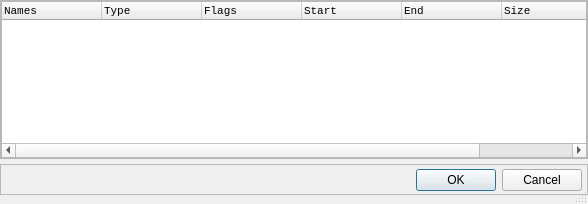
Qt form IDA_SegmentSelect/Lib/SegmentDialog.ui (icedream2linxi/ida-support-library) before a commit.
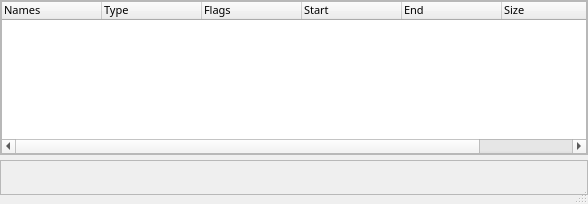
The same form after that commit.

```diff
--- a/IDA_SegmentSelect/Lib/SegmentDialog.ui
+++ b/IDA_SegmentSelect/Lib/SegmentDialog.ui
@@ -110,7 +110,7 @@
         </property>
         <property name="font">
          <font>
-          <family>Lucida Console</family>
+          <family>Noto Sans</family>
           <pointsize>8</pointsize>
          </font>
         </property>
@@ -314,11 +314,29 @@
           <verstretch>0</verstretch>
          </sizepolicy>
         </property>
+        <property name="minimumSize">
+         <size>
+          <width>0</width>
+          <height>26</height>
+         </size>
+        </property>
+        <property name="maximumSize">
+         <size>
+          <width>16777215</width>
+          <height>26</height>
+         </size>
+        </property>
+        <property name="font">
+         <font>
+          <family>Noto Sans</family>
+          <pointsize>10</pointsize>
+         </font>
+        </property>
         <property name="orientation">
          <enum>Qt::Horizontal</enum>
         </property>
         <property name="standardButtons">
-         <set>QDialogButtonBox::Cancel|QDialogButtonBox::Ok</set>
+         <set>QDialogButtonBox::NoButton</set>
         </property>
         <property name="centerButtons">
          <bool>false</bool>
```
Left out of the diff: 20 changed lines with no effect on the pictures.
